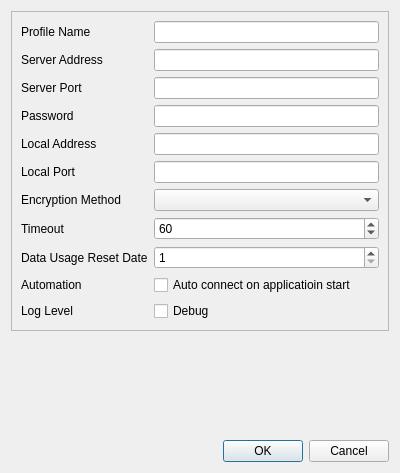
This is src/editdialog.ui in shadowsocks/shadowsocks-qt5 as Qt 5 draws it before an edit. The edited form follows.
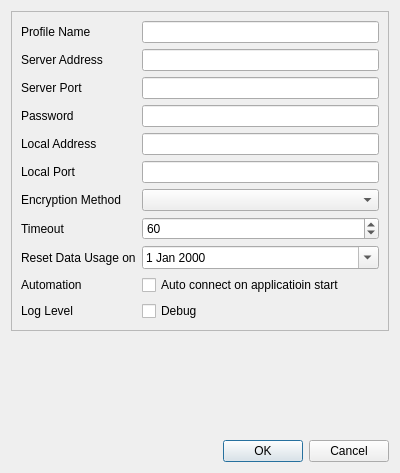
This is the edited form.

Commit message:
use QDateEdit in EditDialog to set next data usage reset date.
after that, increment month everytime the data usage gets reset

Diff of the .ui file:
```diff
--- a/src/editdialog.ui
+++ b/src/editdialog.ui
@@ -187,23 +187,20 @@
       <item row="11" column="0">
        <widget class="QLabel" name="resetDateLabel">
         <property name="text">
-         <string>Data Usage Reset Date</string>
+         <string>Reset Data Usage on</string>
         </property>
        </widget>
       </item>
       <item row="11" column="1">
-       <widget class="QSpinBox" name="resetDateSpinBox">
+       <widget class="QDateEdit" name="resetDateEdit">
         <property name="sizePolicy">
          <sizepolicy hsizetype="Expanding" vsizetype="Fixed">
           <horstretch>0</horstretch>
           <verstretch>0</verstretch>
          </sizepolicy>
         </property>
-        <property name="minimum">
-         <number>1</number>
-        </property>
-        <property name="maximum">
-         <number>31</number>
+        <property name="calendarPopup">
+         <bool>true</bool>
         </property>
        </widget>
       </item>
```
Left out of the diff: 1 changed line with no effect on the pictures. The commit also changes 3 other files.
